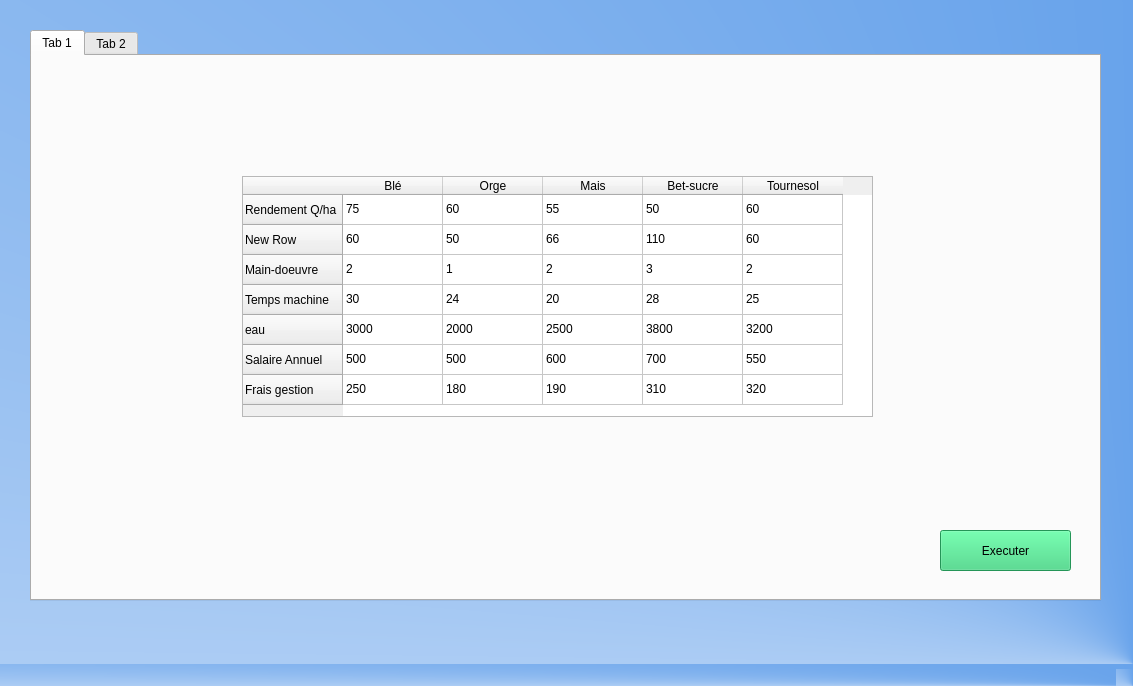
Above: ro.ui from Makoorr/PL before the change. Below: the same form after it.
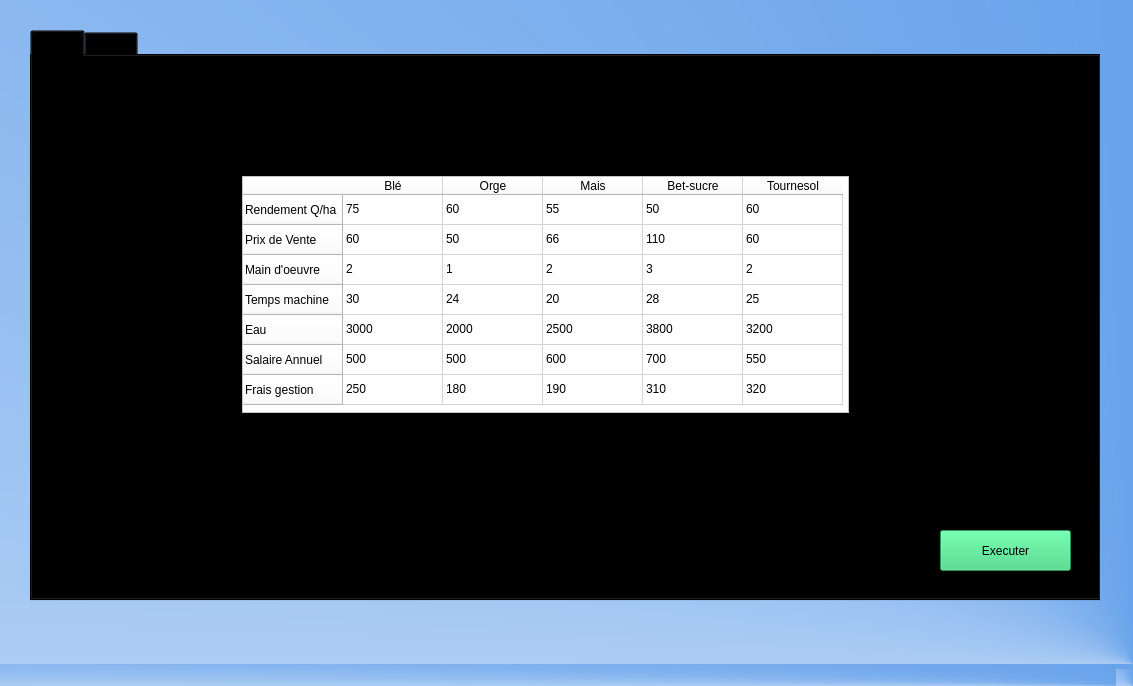
That is the form after the change.

```diff
--- a/ro.ui
+++ b/ro.ui
@@ -26,13 +26,19 @@
       <height>571</height>
      </rect>
     </property>
+    <property name="autoFillBackground">
+     <bool>false</bool>
+    </property>
     <property name="styleSheet">
-     <string notr="true">background : none;</string>
+     <string notr="true">background-color: rgba(0, 0, 0, 0);</string>
     </property>
     <property name="currentIndex">
      <number>0</number>
     </property>
     <widget class="QWidget" name="pl1">
+     <property name="styleSheet">
+      <string notr="true">background-color: transparent;</string>
+     </property>
      <attribute name="title">
       <string>Tab 1</string>
      </attribute>
@@ -41,10 +47,19 @@
        <rect>
         <x>210</x>
         <y>120</y>
-        <width>631</width>
-        <height>241</height>
+        <width>607</width>
+        <height>237</height>
        </rect>
       </property>
+      <property name="sizePolicy">
+       <sizepolicy hsizetype="Fixed" vsizetype="Fixed">
+        <horstretch>0</horstretch>
+        <verstretch>0</verstretch>
+       </sizepolicy>
+      </property>
+      <property name="styleSheet">
+       <string notr="true">background-color: white;</string>
+      </property>
       <row>
        <property name="text">
         <string>Rendement Q/ha</string>
@@ -52,12 +67,12 @@
       </row>
       <row>
        <property name="text">
-        <string>New Row</string>
+        <string>Prix de Vente</string>
        </property>
       </row>
       <row>
        <property name="text">
-        <string>Main-doeuvre</string>
+        <string>Main d'oeuvre</string>
        </property>
       </row>
       <row>
@@ -67,7 +82,7 @@
       </row>
       <row>
        <property name="text">
-        <string>eau</string>
+        <string>Eau</string>
        </property>
       </row>
       <row>
```
Left out of the diff: 6 changed lines with no effect on the pictures.
